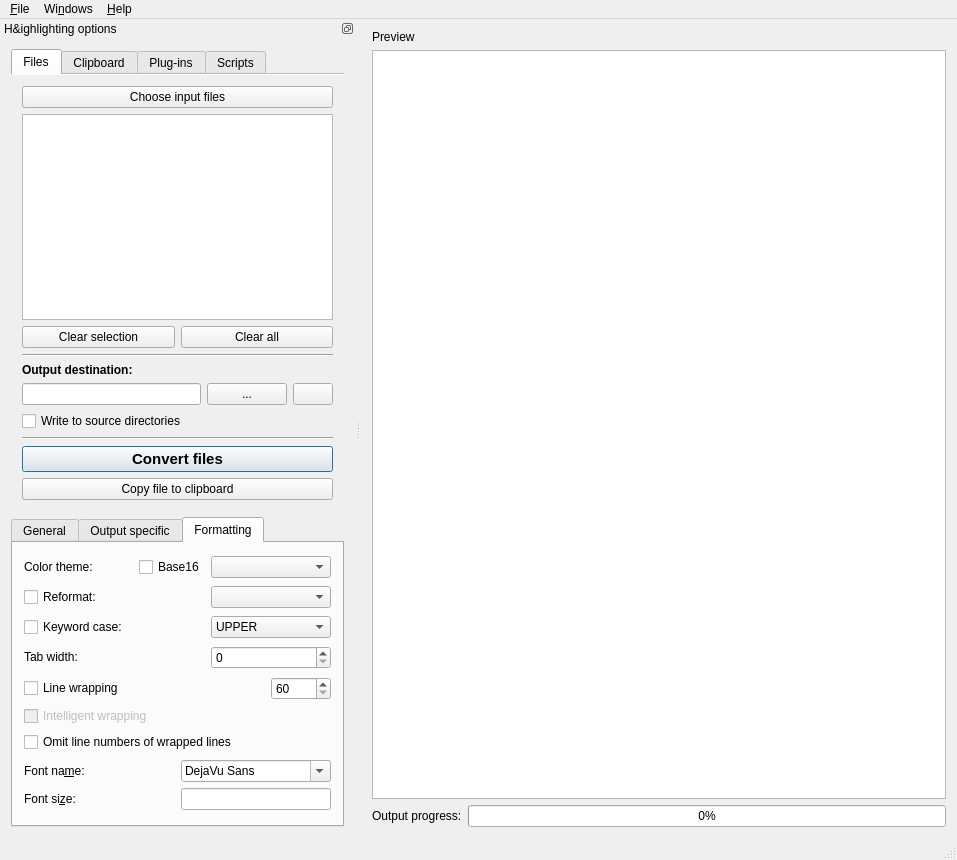
Above: src/gui-qt/mainwindow.ui from tajmone/highlight before the change. Below: the same form after it.
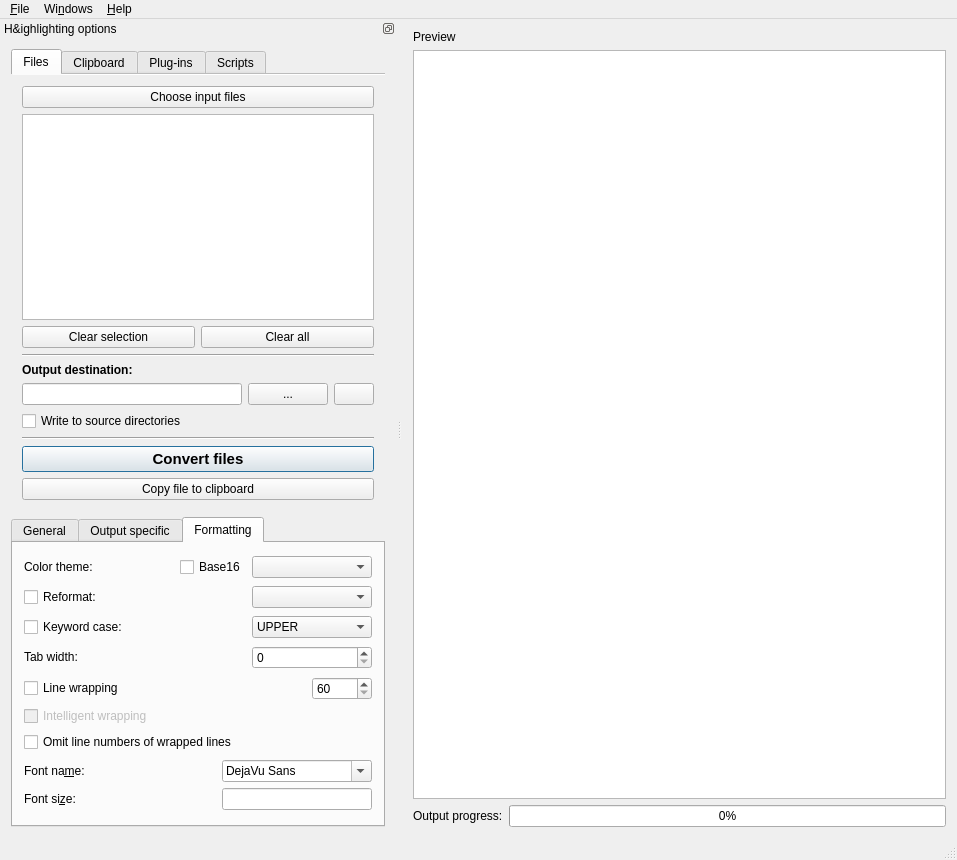
That is the form after the change. The open tabs and pages were chosen to show the change. Icons and pictures are not drawn.

Commit message: GUI: increased theme label width

What changed in the file:
```diff
--- a/src/gui-qt/mainwindow.ui
+++ b/src/gui-qt/mainwindow.ui
@@ -2025,9 +2025,15 @@
                <verstretch>0</verstretch>
               </sizepolicy>
              </property>
+             <property name="minimumSize">
+              <size>
+               <width>110</width>
+               <height>0</height>
+              </size>
+             </property>
              <property name="maximumSize">
               <size>
-               <width>100</width>
+               <width>110</width>
                <height>16777215</height>
               </size>
              </property>
```
Left out of the diff: 2 changed lines with no effect on the pictures.
